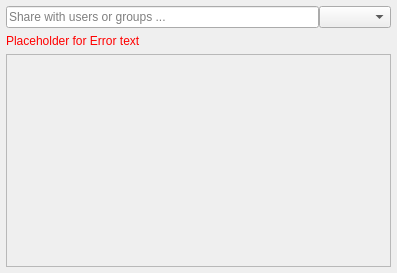
Qt form src/gui/shareusergroupwidget.ui (shashank-sj/client) before a commit.
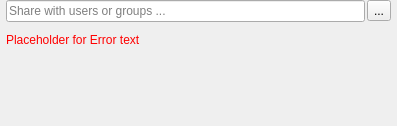
The same form after that commit.

Commit message: Adjusts size and spacing of share user group widget and replaces combo box for tool button with permissions.

```diff
--- a/src/gui/shareusergroupwidget.ui
+++ b/src/gui/shareusergroupwidget.ui
@@ -7,9 +7,15 @@
     <x>0</x>
     <y>0</y>
     <width>397</width>
-    <height>273</height>
+    <height>126</height>
    </rect>
   </property>
+  <property name="sizePolicy">
+   <sizepolicy hsizetype="Expanding" vsizetype="Preferred">
+    <horstretch>0</horstretch>
+    <verstretch>0</verstretch>
+   </sizepolicy>
+  </property>
   <property name="windowTitle">
    <string>Share NewDocument.odt</string>
   </property>
@@ -17,25 +23,28 @@
    <property name="spacing">
     <number>6</number>
    </property>
+   <property name="sizeConstraint">
+    <enum>QLayout::SetDefaultConstraint</enum>
+   </property>
    <property name="leftMargin">
     <number>6</number>
    </property>
    <property name="topMargin">
-    <number>6</number>
+    <number>0</number>
    </property>
    <property name="rightMargin">
     <number>6</number>
    </property>
    <property name="bottomMargin">
-    <number>6</number>
+    <number>0</number>
    </property>
    <item>
-    <layout class="QHBoxLayout" name="shareeHorizontalLayout">
+    <layout class="QHBoxLayout" name="shareeHorizontalLayout" stretch="1,1">
      <property name="spacing">
-      <number>0</number>
+      <number>2</number>
      </property>
      <property name="sizeConstraint">
-      <enum>QLayout::SetMaximumSize</enum>
+      <enum>QLayout::SetDefaultConstraint</enum>
      </property>
      <item>
       <widget class="QLineEdit" name="shareeLineEdit">
@@ -45,7 +54,17 @@
       </widget>
      </item>
      <item>
-      <widget class="QComboBox" name="permissionComboBox"/>
+      <widget class="QToolButton" name="permissionToolButton">
+       <property name="text">
+        <string>...</string>
+       </property>
+       <property name="toolButtonStyle">
+        <enum>Qt::ToolButtonTextOnly</enum>
+       </property>
+       <property name="arrowType">
+        <enum>Qt::DownArrow</enum>
+       </property>
+      </widget>
      </item>
     </layout>
    </item>
@@ -102,27 +121,39 @@
    <item>
     <widget class="QScrollArea" name="scrollArea">
      <property name="sizePolicy">
-      <sizepolicy hsizetype="MinimumExpanding" vsizetype="MinimumExpanding">
+      <sizepolicy hsizetype="Expanding" vsizetype="Preferred">
        <horstretch>0</horstretch>
        <verstretch>0</verstretch>
       </sizepolicy>
      </property>
+     <property name="frameShape">
+      <enum>QFrame::NoFrame</enum>
+     </property>
+     <property name="frameShadow">
+      <enum>QFrame::Plain</enum>
+     </property>
+     <property name="lineWidth">
+      <number>0</number>
+     </property>
      <property name="horizontalScrollBarPolicy">
       <enum>Qt::ScrollBarAlwaysOff</enum>
      </property>
+     <property name="sizeAdjustPolicy">
+      <enum>QAbstractScrollArea::AdjustIgnored</enum>
+     </property>
      <property name="widgetResizable">
       <bool>true</bool>
      </property>
      <property name="alignment">
-      <set>Qt::AlignCenter</set>
+      <set>Qt::AlignLeading|Qt::AlignLeft|Qt::AlignTop</set>
      </property>
      <widget class="QWidget" name="scrollAreaWidgetContents">
       <property name="geometry">
        <rect>
         <x>0</x>
         <y>0</y>
-        <width>383</width>
-        <height>201</height>
+        <width>385</width>
+        <height>68</height>
        </rect>
       </property>
       <layout class="QVBoxLayout" name="verticalLayout_3">
```
The commit also changes 1 other file.
